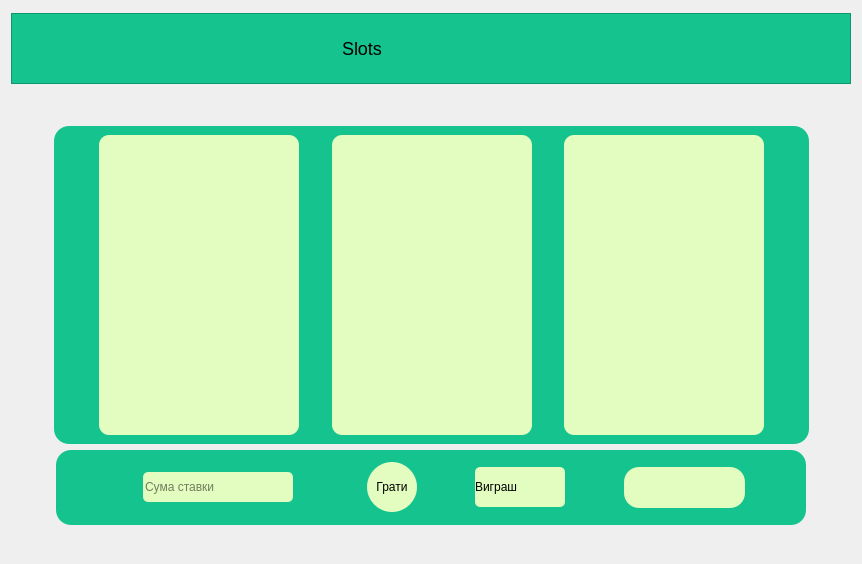
Old version of the form slots.ui in the repository Barsh4ec/Authorization.
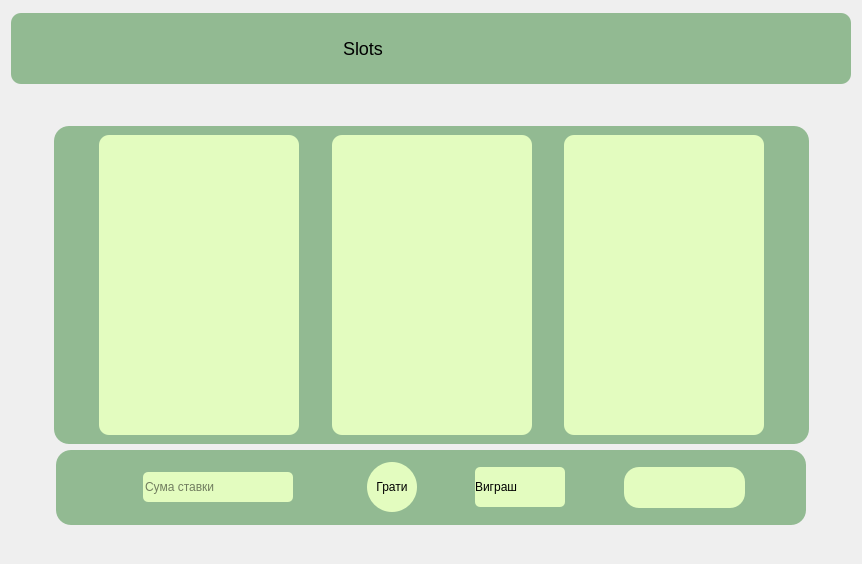
New version of the form. Icons and pictures are not drawn.

```diff
--- a/slots.ui
+++ b/slots.ui
@@ -31,7 +31,8 @@
         </size>
        </property>
        <property name="styleSheet">
-        <string notr="true">background-color:#14C38E;</string>
+        <string notr="true">background: #92BA92;
+border-radius: 10px;</string>
        </property>
        <property name="frameShape">
         <enum>QFrame::StyledPanel</enum>
@@ -243,7 +244,7 @@
           </size>
          </property>
          <property name="styleSheet">
-          <string notr="true">background-color: #14C38E;
+          <string notr="true">background: #92BA92;
 border-radius:15px;</string>
          </property>
          <property name="frameShape">
@@ -422,7 +423,7 @@
           </size>
          </property>
          <property name="styleSheet">
-          <string notr="true">background-color:#14C38E;
+          <string notr="true">background: #92BA92;
 border-radius:15px;</string>
          </property>
          <property name="frameShape">
```
Left out of the diff: 13 changed lines with no effect on the pictures.
